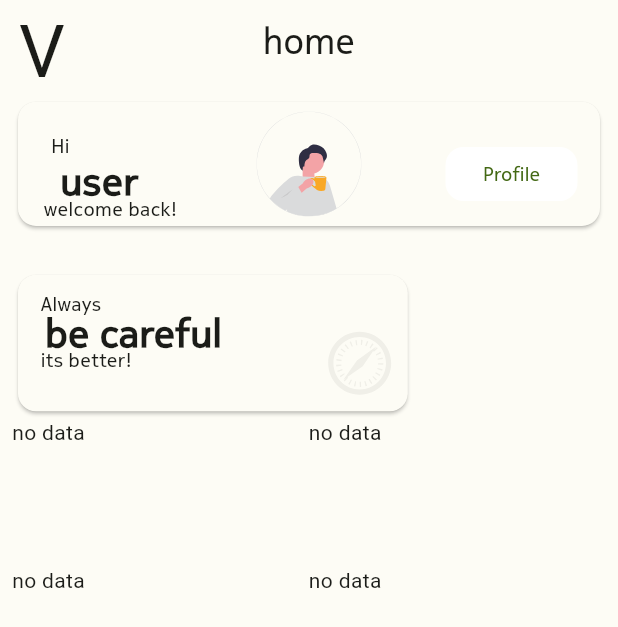
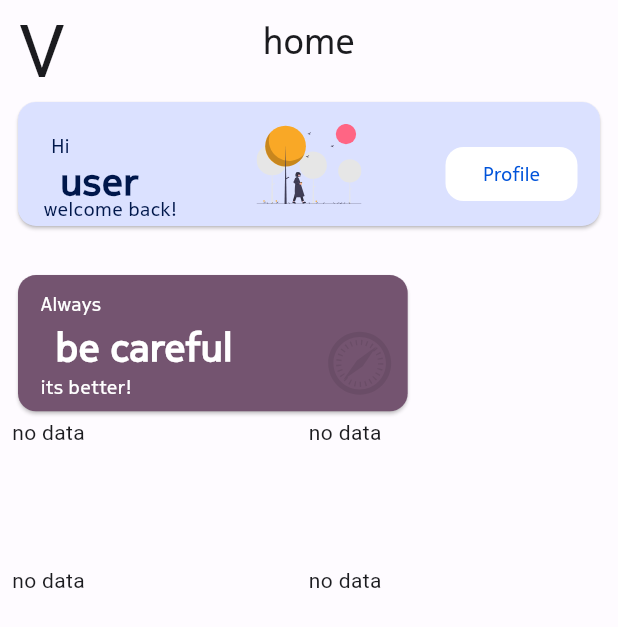
Before and after one commit to zmeulDev/valero, a Flutter app: the Home screen opened directly, on a phone screen of 412 x 824 dp. Shown: the top 627 px of the screen. Run offline on Flutter 3.47's test engine with Material 2 defaults, Android fonts, the phone set to English and light mode, and no system bars; our stand-ins replace cached_network_image, cloud_firestore, firebase_auth, firebase_core, firebase_storage, flutter_svg and 8 more; missing offline and left inert: avatar_view, mobile_number; accounts and stored records are empty; network calls fail; Roboto replaces fonts that are missing (Depot).

Commit message:
still fighting with colors

```diff
--- a/lib/pages/Car/view_garage.dart
+++ b/lib/pages/Car/view_garage.dart
@@ -42,6 +42,8 @@ class _ViewGarage extends State<ViewGarage> {
               return Column(
                 children: [
                   CreateWideCard(
+                    cardColor: lightColorScheme.secondaryContainer,
+                    textColor: lightColorScheme.onSecondaryContainer,
                     subTitle: 'you have',
                     title: '0',
                     paragraph: 'cars',
@@ -61,6 +63,8 @@ class _ViewGarage extends State<ViewGarage> {
             } else {
               return Column(children: [
                 CreateWideCard(
+                  cardColor: lightColorScheme.secondaryContainer,
+                  textColor: lightColorScheme.onSecondaryContainer,
                   subTitle: 'you have',
                   title: snapshot.data!.docs.length.toString(),
                   paragraph: snapshot.data!.docs.length.isEqual(1)
--- a/lib/pages/Home/widgets/hello_widget.dart
+++ b/lib/pages/Home/widgets/hello_widget.dart
@@ -2,10 +2,13 @@
 import 'package:flutter_svg/flutter_svg.dart';
 import 'package:valero/models/user_model.dart';
 import 'package:valero/pages/UserProfile/view_profile.dart';
+import 'package:valero/utils/color_schemes.g.dart';
 import 'package:valero/utils/create_wide_card.dart';
 
 helloWidget() {
   return CreateWideCard(
+    cardColor: lightColorScheme.primaryContainer,
+    textColor: lightColorScheme.onPrimaryContainer,
     subTitle: 'Hi',
     title: UserModel().userName != '' ? UserModel().userName : 'user',
     paragraph: 'welcome back!',
--- a/lib/pages/Home/widgets/inspection_widget.dart
+++ b/lib/pages/Home/widgets/inspection_widget.dart
@@ -6,7 +6,6 @@ import 'package:valero/models/user_model.dart';
 import 'package:valero/utils/color_schemes.g.dart';
 import 'package:valero/utils/constant.dart';
 import 'package:valero/utils/create_box_card.dart';
-
 
 nextInspection() {
   return SizedBox(
@@ -25,16 +24,23 @@ nextInspection() {
         if (snapshot.hasData) {
           final car = snapshot.data!.docs.first;
           return CreateBoxCard(
-            subTitle: 'Next Inspection ',
+            textColor: DateTime.now().isAfter(car['inspection'].toDate())
+                ? lightColorScheme.onErrorContainer
+                : lightColorScheme.onSecondary,
+            cardColor: DateTime.now().isAfter(car['inspection'].toDate())
+                ? lightColorScheme.errorContainer
+                : lightColorScheme.secondary,
+            subTitle: 'Inspection ',
             title: car['inspection'].toString().isNotEmpty
                 ? f.format(car['inspection'].toDate())
                 : 'Not set',
             paragraph: car['inspection'].toString().isNotEmpty
                 ? car['plates']
                 : 'no data set',
-
-            image: const Icon(LineIcons.alternateMedicalFile, size: 82,),
-
+            image: const Icon(
+              LineIcons.alternateMedicalFile,
+              size: 82,
+            ),
             buttonText: 'buttonText',
           );
         }
--- a/lib/pages/Home/widgets/insurance_widget.dart
+++ b/lib/pages/Home/widgets/insurance_widget.dart
@@ -24,7 +24,13 @@ nextInsurance() {
         if (snapshot.hasData) {
           final car = snapshot.data!.docs.first;
           return CreateBoxCard(
-            subTitle: 'Next Insurance',
+            textColor: DateTime.now().isAfter(car['insurance'].toDate())
+                ? lightColorScheme.onErrorContainer
+                : lightColorScheme.onSecondary,
+            cardColor: DateTime.now().isAfter(car['insurance'].toDate())
+                ? lightColorScheme.errorContainer
+                : lightColorScheme.secondary,
+            subTitle: 'Insurance',
             title: car['insurance'].toString().isNotEmpty
                 ? f.format(car['insurance'].toDate())
                 : 'Not set',
--- a/lib/pages/Home/widgets/maintenance_widget.dart
+++ b/lib/pages/Home/widgets/maintenance_widget.dart
@@ -25,7 +25,13 @@ nextMaintenance() {
         if (snapshot.hasData) {
           final car = snapshot.data!.docs.first;
           return CreateBoxCard(
-            subTitle: 'Next Maintenance',
+            textColor: DateTime.now().isAfter(car['maintenance'].toDate())
+                ? lightColorScheme.onErrorContainer
+                : lightColorScheme.onSecondary,
+            cardColor: DateTime.now().isAfter(car['maintenance'].toDate())
+                ? lightColorScheme.errorContainer
+                : lightColorScheme.secondary,
+            subTitle: 'Maintenance',
             title: car['maintenance'].toString().isNotEmpty
                 ? f.format(car['maintenance'].toDate())
                 : 'Not set',
--- a/lib/pages/Home/widgets/note_widget.dart
+++ b/lib/pages/Home/widgets/note_widget.dart
@@ -11,12 +11,12 @@ noteWidget() {
     width: Get.width * 0.65,
     height: Get.height * 0.12,
     child: CreateBoxCard(
+      textColor: lightColorScheme.onTertiary,
+      cardColor: lightColorScheme.tertiary,
       subTitle: 'Always',
       title: 'be careful',
       paragraph: 'its better!',
-
       image:  Icon(LineIcons.safari, size: 56, ),
-
       buttonText: 'buttonText',
     ),
   );
--- a/lib/pages/Home/widgets/vignette_widget.dart
+++ b/lib/pages/Home/widgets/vignette_widget.dart
@@ -24,7 +24,13 @@ nextVignette() {
         if (snapshot.hasData) {
           final car = snapshot.data!.docs.first;
           return CreateBoxCard(
-            subTitle: 'Next Vignette ',
+            textColor: DateTime.now().isAfter(car['vignette'].toDate())
+                ? lightColorScheme.onErrorContainer
+                : lightColorScheme.onSecondary,
+            cardColor: DateTime.now().isAfter(car['vignette'].toDate())
+                ? lightColorScheme.errorContainer
+                : lightColorScheme.secondary,
+            subTitle: 'Vignette ',
             title: car['vignette'].toString().isNotEmpty
                 ? f.format(car['vignette'].toDate())
                 : 'Not set',
--- a/lib/utils/create_box_card.dart
+++ b/lib/utils/create_box_card.dart
@@ -2,11 +2,14 @@ import 'package:flutter/material.dart';
 import 'package:flutter_svg/flutter_svg.dart';
 import 'package:get/get.dart';
 import 'package:persistent_bottom_nav_bar/persistent_tab_view.dart';
+import 'package:valero/utils/color_schemes.g.dart';
 import 'package:valero/utils/constant.dart';
 
 class CreateBoxCard extends StatefulWidget {
   CreateBoxCard(
       {Key? key,
+        required this.textColor,
+        required this.cardColor,
       required this.subTitle,
       required this.title,
       required this.paragraph,
@@ -15,6 +18,8 @@ class CreateBoxCard extends StatefulWidget {
       this.navigate})
       : super(key: key);
 
+  final Color textColor;
+  final Color cardColor;
   final String subTitle;
   final String title;
   final String paragraph;
@@ -41,7 +46,7 @@ class _CreateBoxCardState extends State<CreateBoxCard> {
       height: Get.height * 0.12,
       width: Get.width * 0.48,
       child: Card(
-
+        color: widget.cardColor,
         shape: RoundedRectangleBorder(
           borderRadius: BorderRadius.circular(12),
         ),
@@ -50,7 +55,7 @@ class _CreateBoxCardState extends State<CreateBoxCard> {
              Align(
               alignment: Alignment.bottomRight,
               child: Opacity(
-                opacity: 0.06,
+                opacity: 0.09,
                 child: Padding(
                   padding: const EdgeInsets.all(4),
                   child:widget.image ,
@@ -61,21 +66,21 @@ class _CreateBoxCardState extends State<CreateBoxCard> {
               padding: const EdgeInsets.fromLTRB(15, 10, 0, 0),
               child: Text(
                 widget.subTitle,
-                style: style3,
+                style: style3.copyWith(color: widget.textColor)
               ),
             ),
             Padding(
-              padding: const EdgeInsets.fromLTRB(18, 21, 0, 0),
+              padding: const EdgeInsets.fromLTRB(25, 30, 0, 0),
               child: Text(
                 widget.title,
-                style: style1,
+                style: style1.copyWith(color: widget.textColor),
               ),
             ),
             Padding(
-              padding: const EdgeInsets.fromLTRB(15, 47, 0, 0),
+              padding: const EdgeInsets.fromLTRB(15, 65, 0, 0),
               child: Text(
                 widget.paragraph,
-                style: style3,
+                style: style3.copyWith(color: widget.textColor),
               ),
             ),
           ],
--- a/lib/utils/create_wide_card.dart
+++ b/lib/utils/create_wide_card.dart
@@ -8,6 +8,8 @@ import 'package:valero/utils/constant.dart';
 class CreateWideCard extends StatefulWidget {
   CreateWideCard(
       {Key? key,
+        required this.cardColor,
+        required this.textColor,
       required this.subTitle,
       required this.title,
       required this.paragraph,
@@ -16,6 +18,8 @@ class CreateWideCard extends StatefulWidget {
       this.navigate})
       : super(key: key);
 
+  final Color textColor;
+  final Color cardColor;
   final String subTitle;
   final String title;
   final String paragraph;
@@ -42,6 +46,7 @@ class _CreateWideCardState extends State<CreateWideCard> {
     return SizedBox(
       height: Get.height * 0.11,
       child: Card(
+        color: widget.cardColor,
         shape: RoundedRectangleBorder(
           borderRadius: BorderRadius.circular(12),
         ),
@@ -57,21 +62,21 @@ class _CreateWideCardState extends State<CreateWideCard> {
               padding: const EdgeInsets.fromLTRB(22, 20, 0, 0),
               child: Text(
                 widget.subTitle,
-                style: style3,
+                style: style3.copyWith(color: widget.textColor),
               ),
             ),
             Padding(
               padding: const EdgeInsets.fromLTRB(28, 35, 0, 0),
               child: Text(
                 widget.title,
-                style: style1,
+                style: style1.copyWith(color: widget.textColor),
               ),
             ),
             Padding(
               padding: const EdgeInsets.fromLTRB(17, 62, 0, 0),
               child: Text(
                 widget.paragraph,
-                style: style3,
+                style: style3.copyWith(color: widget.textColor),
               ),
             ),
             Padding(
```
Also changed, not shown: lib/pages/navigation_bar.dart (+13 -13 lines), assets/svg/avatar.svg, assets/svg/vignette.svg, lib/utils/color_schemes.g.dart.
